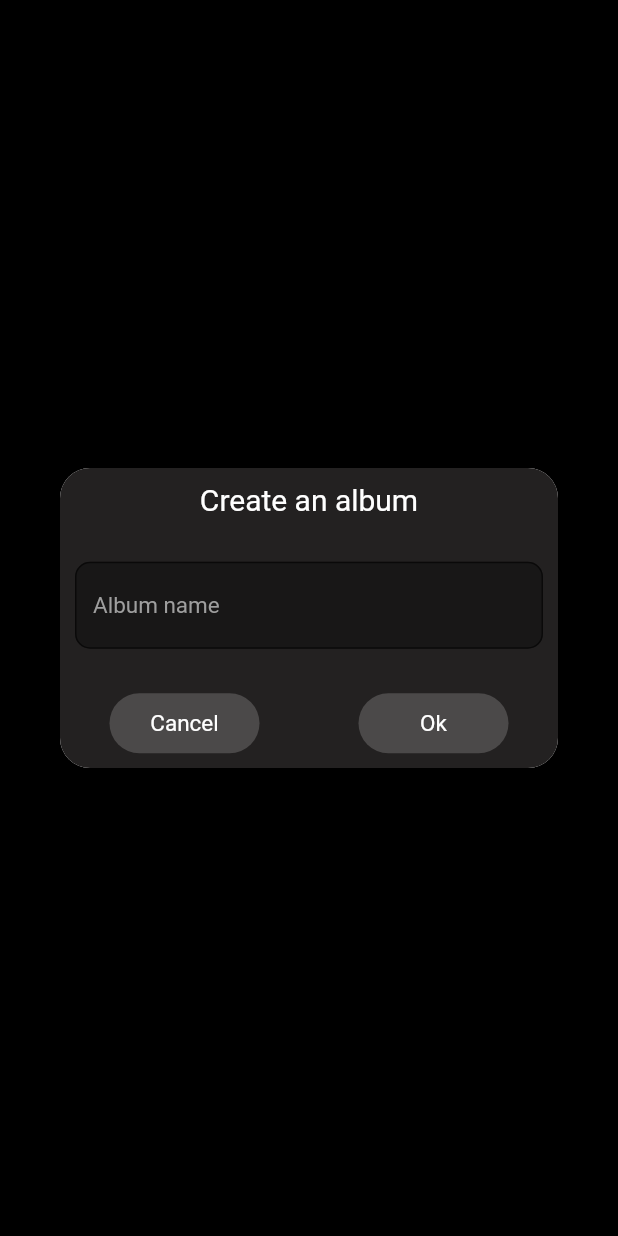
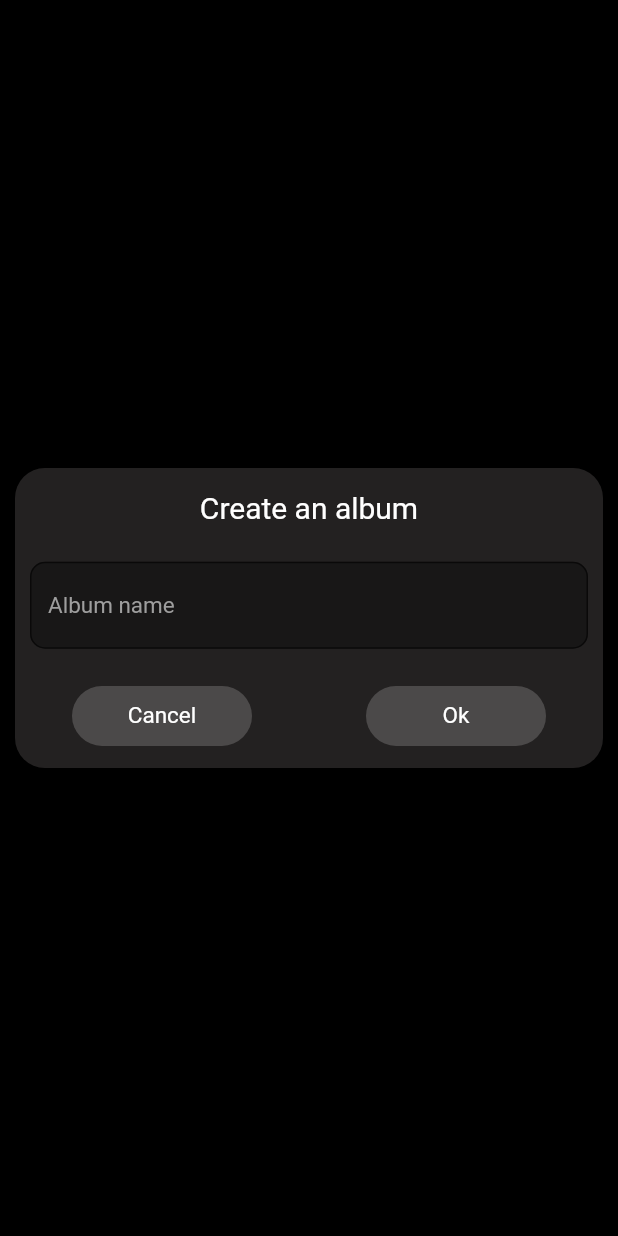
Before and after one commit to PiyushVaghasiya/trainee_app, a Flutter app: the Dialogdemo screen opened directly, after a tap on "click here", on a phone screen of 412 x 824 dp. Run offline on Flutter 3.47's test engine with Material 2 defaults, Android fonts, the phone set to English and light mode, and no system bars; our stand-ins replace form_field_validator; missing offline and left inert: dart:ffi.

```diff
--- a/lib/Demo/dialog.dart
+++ b/lib/Demo/dialog.dart
@@ -1,4 +1,7 @@
+import 'dart:async';
+
 import 'package:flutter/material.dart';
+import 'package:untitled/search.dart';
 
 class Dialogdemo extends StatefulWidget {
   const Dialogdemo({Key? key}) : super(key: key);
@@ -39,17 +42,18 @@ class _DialogdemoState extends State<Dialogdemo>
                 context: context,
                 builder: (BuildContext context) {
                   return Dialog(
-                    shape: RoundedRectangleBorder(
-                        borderRadius: BorderRadius.circular(20)),
+                    insetPadding: EdgeInsets.all(10),
+                    backgroundColor: Colors.black,
                     child: Container(
                       decoration: BoxDecoration(
                         color: barColor,
                         borderRadius: BorderRadius.circular(20),
                       ),
-                      height: 200, width: 400,
-                      // width: MediaQuery.of(context).size.width,
+                      height: 200,
+                      // width: 600,
+                      width: double.infinity,
                       child: Column(
-                        mainAxisAlignment: MainAxisAlignment.spaceAround,
+                        mainAxisAlignment: MainAxisAlignment.spaceEvenly,
                         children: [
                           Text(
                             "Create an album",
@@ -79,7 +83,7 @@ class _DialogdemoState extends State<Dialogdemo>
                               InkWell(
                                 child: Container(
                                   height: 40,
-                                  width: 100,
+                                  width: 120,
                                   alignment: Alignment.center,
                                   decoration: BoxDecoration(
                                       borderRadius: BorderRadius.circular(30),
@@ -90,12 +94,12 @@ class _DialogdemoState extends State<Dialogdemo>
                                         color: Colors.white, fontSize: 15),
                                   ),
                                 ),
-                                onTap: () => Navigator.pop(context, 'Cancel'),
+                                onTap: () => Navigator.pop(context),
                               ),
                               InkWell(
                                 child: Container(
                                   height: 40,
-                                  width: 100,
+                                  width: 120,
                                   alignment: Alignment.center,
                                   decoration: BoxDecoration(
                                       borderRadius: BorderRadius.circular(30),
@@ -106,7 +110,8 @@ class _DialogdemoState extends State<Dialogdemo>
                                         color: Colors.white, fontSize: 15),
                                   ),
                                 ),
-                                onTap: () => Navigator.pop(context, 'Ok'),
+                                // onTap: () => Navigator.pop(context),
+                                onTap: () => Navigator.pop(context),
                               ),
                             ],
                           )
```
Also changed, not shown: lib/Demo/splashscreen.dart (added, +72 -0 lines).
